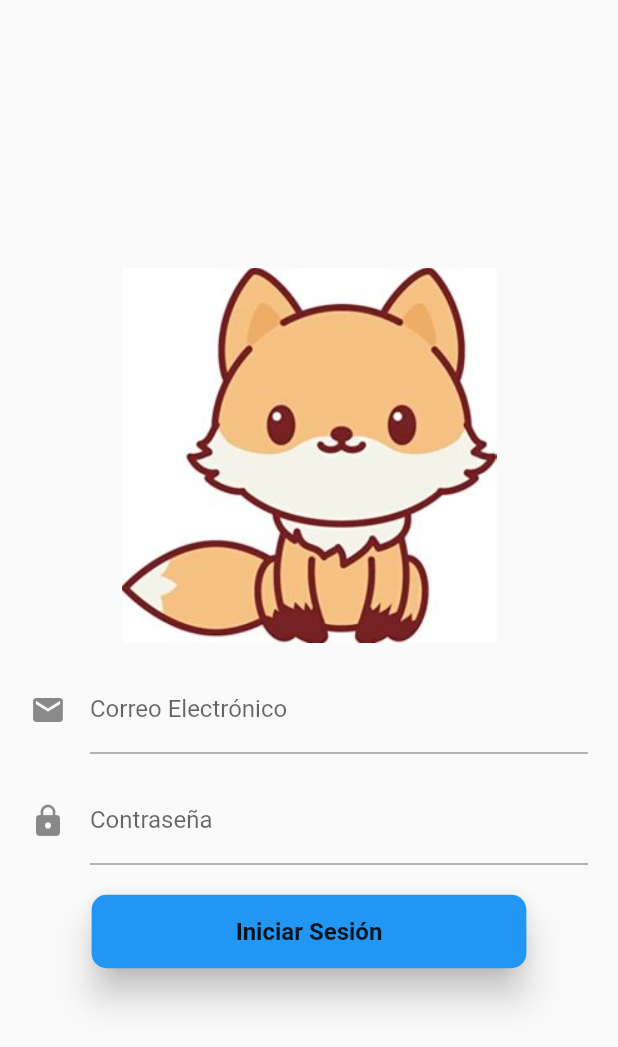
After one commit to Erick1994Intecap/Proyecto_PrograVIII, a Flutter app: the LoginPage screen opened directly, on a phone screen of 412 x 824 dp. The commit adds this screen. Shown: the top 1047 px of the screen. Run offline on Flutter 3.47's test engine with Material 2 defaults, Android fonts, the phone set to English and light mode, and no system bars; our stand-ins replace card_swiper; network calls fail.

Commit message:
V2 proyecto
avance

```diff
--- /dev/null
+++ b/lib/screens/login_page.dart
@@ -0,0 +1,99 @@
+import 'package:flutter/material.dart';
+
+class LoginPage extends StatefulWidget {
+  static String id = 'login_page';
+
+  @override
+  _LoginPageState createState() => _LoginPageState();
+}
+
+class _LoginPageState extends State<LoginPage> {
+  @override
+  Widget build(BuildContext context) {
+    return SafeArea(
+      child: Scaffold(
+          body: Center(
+              child: Column(
+        mainAxisAlignment: MainAxisAlignment.center,
+        children: [
+          Flexible(
+              child: Image.asset(
+            'assets/zorro.jpg',
+            height: 250.0,
+          )),
+          SizedBox(
+            height: 15.0,
+          ),
+          _userTextField(),
+          SizedBox(
+            height: 15.0,
+          ),
+          _passwordTextField(),
+          SizedBox(
+            height: 20.0,
+          ),
+          _buttonLogin(),
+        ],
+      ))),
+    );
+  }
+
+  Widget _userTextField() {
+    return StreamBuilder(
+        builder: (BuildContext context, AsyncSnapshot snapshot) {
+      return Container(
+          padding: EdgeInsets.symmetric(horizontal: 20.0),
+          child: TextField(
+            keyboardType: TextInputType.emailAddress,
+            decoration: InputDecoration(
+              icon: Icon(Icons.email),
+              hintText: 'ejemplo@correo.com',
+              labelText: 'Correo Electrónico',
+            ),
+            onChanged: (value) {},
+          ));
+    });
+  }
+
+  Widget _passwordTextField() {
+    return StreamBuilder(
+        builder: (BuildContext context, AsyncSnapshot snapshot) {
+      return Container(
+          padding: EdgeInsets.symmetric(horizontal: 20.0),
+          child: TextField(
+            keyboardType: TextInputType.text,
+            obscureText: true,
+            decoration: InputDecoration(
+              icon: Icon(Icons.lock),
+              hintText: 'Contraseña',
+              labelText: 'Contraseña',
+            ),
+            onChanged: (value) {},
+          ));
+    });
+  }
+
+  Widget _buttonLogin() {
+    return StreamBuilder(
+        builder: (BuildContext context, AsyncSnapshot snapshot) {
+      return RaisedButton(
+        child: Container(
+          padding: EdgeInsets.symmetric(horizontal: 80.0, vertical: 15.0),
+          child: Text(
+            'Iniciar Sesión',
+            style: TextStyle(
+              fontSize: 16.0,
+              fontWeight: FontWeight.bold,
+            ),
+          ),
+        ),
+        shape: RoundedRectangleBorder(
+          borderRadius: BorderRadius.circular(10),
+        ),
+        elevation: 10.0,
+        color: Colors.blue,
+        onPressed: () {},
+      );
+    });
+  }
+}
--- a/lib/widgets/widgets.dart
+++ b/lib/widgets/widgets.dart
@@ -1,2 +1,3 @@
 export 'package:cartelera/widgets/card_swiper.dart';
 export 'package:cartelera/widgets/movie_sllider.dart';
+export 'package:cartelera/widgets/casting_cards.dart';
--- a/pubspec.yaml
+++ b/pubspec.yaml
@@ -35,6 +35,8 @@ dependencies:
   # Use with the CupertinoIcons class for iOS style icons.
   cupertino_icons: ^1.0.2
   card_swiper: ^1.0.4
+  http: ^0.13.4
+  provider: ^6.0.1
 
 dev_dependencies:
   flutter_test:
```
Also changed, not shown: lib/providers/movies_provider.dart (added, +22 -0 lines), lib/screens/details_screen.dart (+130 -5 lines), lib/widgets/casting_cards.dart (added, +54 -0 lines), assets/loading.gif (added), assets/zorro.jpg (added).
